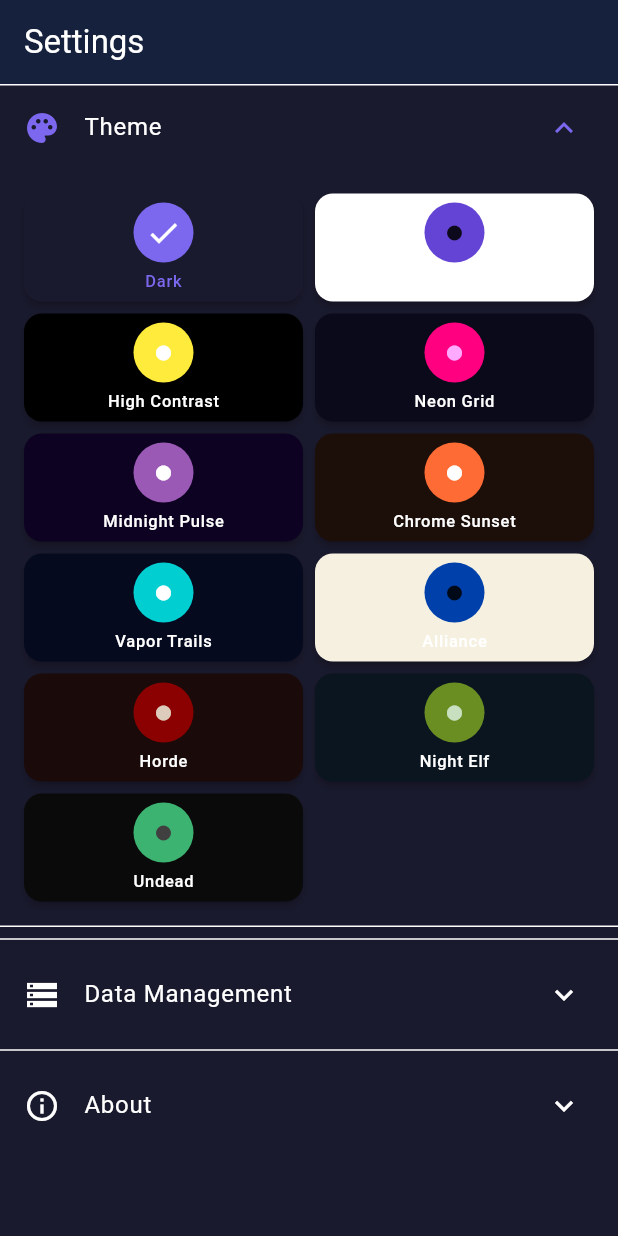
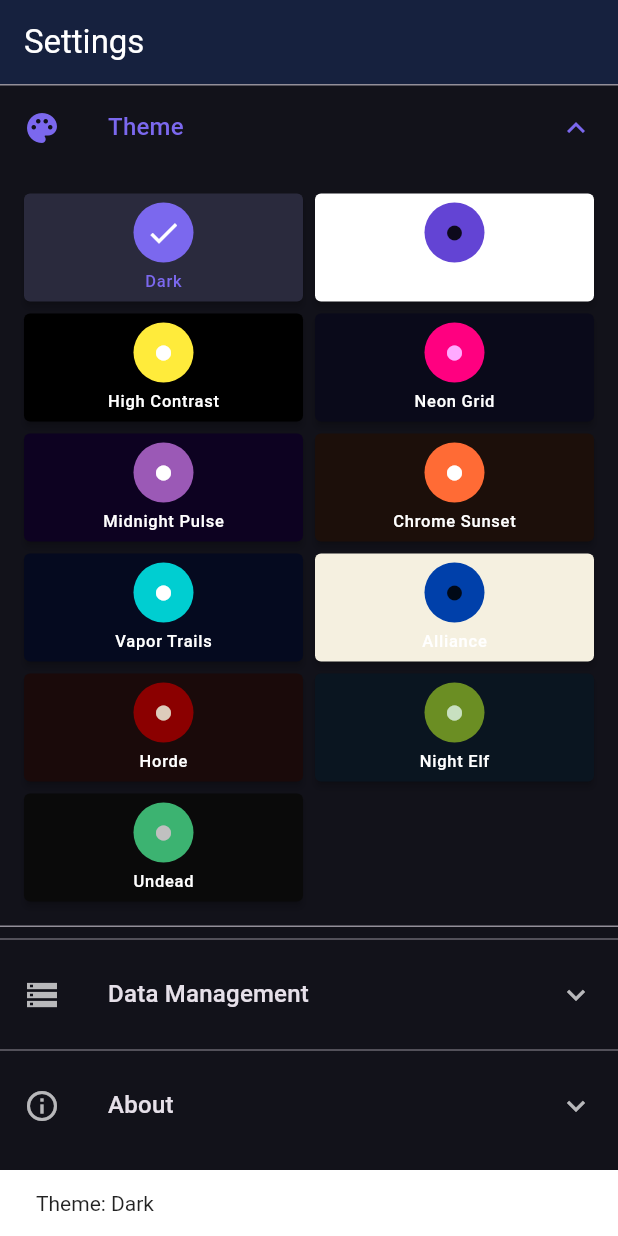
Before and after one commit to synthalorian/open_ascension, a Flutter app: the SettingsScreen screen opened by its route, after a tap on "Theme", after a tap on "Dark", on a phone screen of 412 x 824 dp. Run offline on Flutter 3.47's test engine with Material 3 defaults, Android fonts, the phone set to English and light mode, and no system bars; our stand-ins replace flutter_animate, flutter_riverpod, go_router, shared_preferences; accounts and stored records are empty.

Commit message:
fix: resolve gray screens, theme swapping, add druid, enrich mystic enchants
- Fix theme swapping: use stable mode.name instead of broken mode.toString()
- Fix main.dart: move loadSaved() out of build, use ProviderContainer upfront
- Disables M3 in all themes; explicit scaffoldBackgroundColor, cardTheme.color,
  foregroundColor on every theme so contrast is consistent
- Added 12 rare + 10 epic mystic enchants from Ascension wiki
- Fix trailing } chars in mystic enchant descriptions
- Fix class builder: Build Name field now visible on new builds
- Fix class builder: null-safe card colors with _cardColor helper
- Fix stats tab: health row bug (was showing same value twice)
- Fix talent tree: safe fallback if class ID not found
- Fix gear browser: better empty state message
- Add Druid class with talents, abilities, and baseline stats

```diff
--- a/lib/core/theme/app_theme.dart
+++ b/lib/core/theme/app_theme.dart
@@ -15,9 +15,12 @@
   static const nightElfTheme = AppThemeMode._('Night Elf', 'Mystical greens & purples');
   static const undeadTheme = AppThemeMode._('Undead', 'Dark with sickly green');
 
-  const AppThemeMode._(this.displayName, this.description);
+  const AppThemeMode._(this.displayName, this.description, {String? name}) : name = name ?? displayName;
+  final String name;
   final String displayName;
   final String description;
+
+  static AppThemeMode? fromName(String n) => all.where((m) => m.name == n).firstOrNull;
 
   static const all = <AppThemeMode>[
     dark, light, highContrast,
@@ -29,7 +32,7 @@
 }
 
 extension AppThemeModeX on AppThemeMode {
-  bool get isDark => this != AppThemeMode.light;
+  bool get isDark => this != AppThemeMode.light && this != AppThemeMode.allianceTheme;
   bool get isSynthwave => AppThemeMode._synthwaveThemes.contains(this);
 }
 
@@ -52,70 +55,90 @@
   }
 
   static ThemeData _dark() {
-    return ThemeData(
-      brightness: Brightness.dark,
+    return ThemeData.dark().copyWith(
       colorScheme: const ColorScheme.dark(
         primary: Color(0xFF7B68EE),
+        onPrimary: Colors.white,
         secondary: Color(0xFF00CED1),
+        onSecondary: Colors.black,
         surface: Color(0xFF1A1A2E),
         onSurface: Colors.white,
       ),
+      scaffoldBackgroundColor: const Color(0xFF12121A),
       appBarTheme: const AppBarTheme(
         backgroundColor: Color(0xFF16213E),
         elevation: 0,
+        foregroundColor: Colors.white,
       ),
       cardTheme: CardThemeData(
-        color: const Color(0xFF16213E),
+        color: const Color(0xFF1E1E2E),
         elevation: 2,
       ),
+      useMaterial3: false,
     );
   }
 
   static ThemeData _light() {
-    return ThemeData(
-      brightness: Brightness.light,
+    return ThemeData.light().copyWith(
       colorScheme: const ColorScheme.light(
         primary: Color(0xFF6344D4),
+        onPrimary: Colors.white,
         secondary: Color(0xFF0099CC),
+        onSecondary: Colors.white,
         surface: Colors.white,
         onSurface: Colors.black87,
       ),
-      appBarTheme: const AppBarTheme(elevation: 1),
-      cardTheme: CardThemeData(elevation: 1),
+      scaffoldBackgroundColor: const Color(0xFFF5F5F8),
+      appBarTheme: const AppBarTheme(
+        backgroundColor: Colors.white,
+        foregroundColor: Colors.black87,
+        elevation: 1,
+      ),
+      cardTheme: CardThemeData(
+        color: Colors.white,
+        elevation: 1,
+      ),
+      useMaterial3: false,
     );
   }
 
   static ThemeData _highContrast() {
-    return ThemeData(
-      brightness: Brightness.dark,
+    return ThemeData.dark().copyWith(
       colorScheme: const ColorScheme.dark(
         primary: Colors.yellow,
+        onPrimary: Colors.black,
         secondary: Colors.white,
+        onSecondary: Colors.black,
         surface: Colors.black,
         onSurface: Colors.white,
       ),
-      textTheme: TextTheme(
-        bodyLarge: const TextStyle(fontSize: 18, color: Colors.white),
-        bodyMedium: const TextStyle(fontSize: 16, color: Colors.white70),
-        titleLarge: const TextStyle(fontSize: 28, fontWeight: FontWeight.bold, color: Colors.yellow),
-        titleMedium: const TextStyle(fontSize: 22, fontWeight: FontWeight.bold, color: Colors.yellow),
+      scaffoldBackgroundColor: Colors.black,
+      textTheme: const TextTheme(
+        bodyLarge: TextStyle(fontSize: 18, color: Colors.white),
+        bodyMedium: TextStyle(fontSize: 16, color: Colors.white70),
+        titleLarge: TextStyle(fontSize: 28, fontWeight: FontWeight.bold, color: Colors.yellow),
+        titleMedium: TextStyle(fontSize: 22, fontWeight: FontWeight.bold, color: Colors.yellow),
       ),
-      appBarTheme: const AppBarTheme(backgroundColor: Colors.black),
+      appBarTheme: const AppBarTheme(backgroundColor: Colors.black, foregroundColor: Colors.white),
       cardTheme: CardThemeData(color: const Color(0xFF111111), elevation: 4),
+      useMaterial3: false,
     );
   }
 
   static ThemeData _neonGrid() {
-    return ThemeData(
-      brightness: Brightness.dark,
+    return ThemeData.dark().copyWith(
       colorScheme: const ColorScheme.dark(
         primary: Color(0xFFFF0080),
+        onPrimary: Colors.white,
         secondary: Color(0xFF00FFFF),
+        onSecondary: Colors.black,
         surface: Color(0xFF0A0A1A),
         onSurface: Color(0xFFFFAAFF),
       ),
+      scaffoldBackgroundColor: const Color(0xFF080812),
       appBarTheme: AppBarTheme(
         backgroundColor: const Color(0xFF0A0A1A),
+        foregroundColor: const Color(0xFF00FFFF),
         titleTextStyle: const TextStyle(
           color: Color(0xFFFF0080),
           fontSize: 22,
@@ -136,21 +159,24 @@
         bodyLarge: TextStyle(color: Color(0xFFDDAACC)),
         bodyMedium: TextStyle(color: Color(0xFFAA99BB)),
       ),
-      useMaterial3: true,
+      useMaterial3: false,
     );
   }
 
   static ThemeData _midnightPulse() {
-    return ThemeData(
-      brightness: Brightness.dark,
+    return ThemeData.dark().copyWith(
       colorScheme: const ColorScheme.dark(
         primary: Color(0xFF9B59B6),
+        onPrimary: Colors.white,
         secondary: Color(0xFF8E44AD),
+        onSecondary: Colors.white,
         surface: Color(0xFF0D0221),
         onSurface: Colors.white,
       ),
+      scaffoldBackgroundColor: const Color(0xFF080115),
       appBarTheme: AppBarTheme(
         backgroundColor: const Color(0xFF0D0221),
+        foregroundColor: const Color(0xFFBB66CC),
         titleTextStyle: const TextStyle(
           color: Color(0xFFBB66CC),
           fontSize: 22,
@@ -159,6 +185,7 @@
       ),
       cardTheme: CardThemeData(
         color: const Color(0xFF1A0A30),
+        elevation: 1,
         shape: RoundedRectangleBorder(
           borderRadius: BorderRadius.circular(10),
           side: const BorderSide(color: Color(0xFF9B59B6), width: 0.5),
@@ -168,21 +195,24 @@
         bodyLarge: TextStyle(color: Color(0xFFDDBBEE)),
         bodyMedium: TextStyle(color: Color(0xFFCCAAEE)),
       ),
-      useMaterial3: true,
+      useMaterial3: false,
     );
   }
 
   static ThemeData _chromeSunset() {
-    return ThemeData(
-      brightness: Brightness.dark,
+    return ThemeData.dark().copyWith(
       colorScheme: const ColorScheme.dark(
         primary: Color(0xFFFF6B35),
+        onPrimary: Colors.white,
         secondary: Color(0xFFFFD700),
+        onSecondary: Colors.black,
         surface: Color(0xFF1C0F0A),
         onSurface: Colors.white,
       ),
+      scaffoldBackgroundColor: const Color(0xFF120A06),
       appBarTheme: AppBarTheme(
         backgroundColor: const Color(0xFF1C0F0A),
+        foregroundColor: const Color(0xFFFFD700),
         titleTextStyle: const TextStyle(
           color: Color(0xFFFFD700),
           fontSize: 22,
@@ -191,26 +221,30 @@
       ),
       cardTheme: CardThemeData(
         color: const Color(0xFF2D1B0E),
+        elevation: 1,
         shape: RoundedRectangleBorder(
           borderRadius: BorderRadius.circular(10),
           side: const BorderSide(color: Color(0xFFFF6B35), width: 0.5),
         ),
       ),
-      useMaterial3: true,
+      useMaterial3: false,
     );
   }
 
   static ThemeData _vaporTrails() {
-    return ThemeData(
-      brightness: Brightness.dark,
+    return ThemeData.dark().copyWith(
       colorScheme: const ColorScheme.dark(
         primary: Color(0xFF00CED1),
+        onPrimary: Colors.black,
         secondary: Color(0xFF4169E1),
+        onSecondary: Colors.white,
         surface: Color(0xFF050A1F),
         onSurface: Colors.white,
       ),
+      scaffoldBackgroundColor: const Color(0xFF030614),
       appBarTheme: AppBarTheme(
         backgroundColor: const Color(0xFF050A1F),
+        foregroundColor: const Color(0xFF00CED1),
         titleTextStyle: const TextStyle(
           color: Color(0xFF00CED1),
           fontSize: 22,
@@ -219,100 +253,125 @@
       ),
       cardTheme: CardThemeData(
         color: const Color(0xFF0A1530),
+        elevation: 1,
         shape: RoundedRectangleBorder(
           borderRadius: BorderRadius.circular(10),
           side: const BorderSide(color: Color(0xFF4169E1), width: 0.5),
         ),
       ),
-      useMaterial3: true,
+      useMaterial3: false,
     );
   }
 
   static ThemeData _alliance() {
-    return ThemeData(
-      brightness: Brightness.light,
+    return ThemeData.light().copyWith(
       colorScheme: const ColorScheme.light(
         primary: Color(0xFF0040AA),
+        onPrimary: Colors.white,
         secondary: Color(0xFFFFD700),
+        onSecondary: Colors.black,
         surface: Color(0xFFF5F0E0),
         onSurface: Colors.black87,
       ),
-      appBarTheme: const AppBarTheme(backgroundColor: Color(0xFF0040AA)),
+      scaffoldBackgroundColor: const Color(0xFFEBE5D5),
+      appBarTheme: const AppBarTheme(
+        backgroundColor: Color(0xFF0040AA),
+        foregroundColor: Color(0xFFFFD700),
+      ),
       cardTheme: CardThemeData(
         color: Colors.white,
+        elevation: 1,
         shape: RoundedRectangleBorder(
           borderRadius: BorderRadius.circular(8),
           side: const BorderSide(color: Color(0xFFFFD700), width: 1),
         ),
       ),
-      useMaterial3: true,
+      useMaterial3: false,
     );
   }
 
   static ThemeData _horde() {
-    return ThemeData(
-      brightness: Brightness.dark,
+    return ThemeData.dark().copyWith(
       colorScheme: const ColorScheme.dark(
         primary: Color(0xFF8B0000),
+        onPrimary: Colors.white,
         secondary: Color(0xFF228B22),
+        onSecondary: Colors.white,
         surface: Color(0xFF1A0A0A),
         onSurface: Color(0xFFDDCCBB),
       ),
-      appBarTheme: const AppBarTheme(backgroundColor: Color(0xFF3A0A0A)),
+      scaffoldBackgroundColor: const Color(0xFF120606),
+      appBarTheme: const AppBarTheme(
+        backgroundColor: Color(0xFF3A0A0A),
+        foregroundColor: Color(0xFF8B0000),
+      ),
       cardTheme: CardThemeData(
         color: const Color(0xFF2A1515),
+        elevation: 1,
         shape: RoundedRectangleBorder(
           borderRadius: BorderRadius.circular(6),
           side: const BorderSide(color: Color(0xFF8B0000), width: 1),
         ),
       ),
-      useMaterial3: true,
+      useMaterial3: false,
     );
   }
 
   static ThemeData _nightElf() {
-    return ThemeData(
-      brightness: Brightness.dark,
+    return ThemeData.dark().copyWith(
       colorScheme: const ColorScheme.dark(
         primary: Color(0xFF6B8E23),
+        onPrimary: Colors.white,
         secondary: Color(0xFF8A2BE2),
+        onSecondary: Colors.white,
         surface: Color(0xFF0A1520),
         onSurface: Color(0xFFC8E0C0),
       ),
-      appBarTheme: const AppBarTheme(backgroundColor: Color(0xFF0A2030)),
+      scaffoldBackgroundColor: const Color(0xFF060E15),
+      appBarTheme: const AppBarTheme(
+        backgroundColor: Color(0xFF0A2030),
+        foregroundColor: Color(0xFF6B8E23),
+      ),
       cardTheme: CardThemeData(
         color: const Color(0xFF101A20),
+        elevation: 1,
         shape: RoundedRectangleBorder(
           borderRadius: BorderRadius.circular(12),
           side: const BorderSide(color: Color(0xFF6B8E23), width: 0.5),
         ),
       ),
-      useMaterial3: true,
+      useMaterial3: false,
     );
   }
 
   static ThemeData _undead() {
-    return ThemeData(
-      brightness: Brightness.dark,
+    return ThemeData.dark().copyWith(
       colorScheme: const ColorScheme.dark(
         primary: Color(0xFF3CB371),
+        onPrimary: Colors.black,
         secondary: Color(0xFF696969),
+        onSecondary: Colors.white,
         surface: Color(0xFF0A0A0A),
-        onSurface: Color(0xFF404040),
+        onSurface: Color(0xFFC0C0C0),
       ),
-      appBarTheme: const AppBarTheme(backgroundColor: Color(0xFF1A0A0A)),
+      scaffoldBackgroundColor: const Color(0xFF050505),
+      appBarTheme: const AppBarTheme(
+        backgroundColor: Color(0xFF1A0A0A),
+        foregroundColor: Color(0xFF3CB371),
+      ),
       cardTheme: CardThemeData(
         color: const Color(0xFF151515),
+        elevation: 1,
         shape: RoundedRectangleBorder(
           borderRadius: BorderRadius.circular(4),
           side: const BorderSide(color: Color(0xFF3CB371), width: 0.5),
         ),
       ),
       textTheme: const TextTheme(
-        bodyLarge: TextStyle(color: Color(0xFF707070)),
-        bodyMedium: TextStyle(color: Color(0xFF606060)),
+        bodyLarge: TextStyle(color: Color(0xFFC0C0C0)),
+        bodyMedium: TextStyle(color: Color(0xFFB0B0B0)),
       ),
-      useMaterial3: true,
+      useMaterial3: false,
     );
   }
 }
--- a/lib/core/theme/theme_provider.dart
+++ b/lib/core/theme/theme_provider.dart
@@ -14,10 +14,7 @@
     final prefs = await SharedPreferences.getInstance();
     final savedName = prefs.getString(_key);
     if (savedName != null) {
-      final mode = AppThemeMode.all.firstWhere(
-        (m) => m.toString() == savedName,
-        orElse: () => AppThemeMode.neonGrid,
-      );
+      final mode = AppThemeMode.fromName(savedName) ?? AppThemeMode.neonGrid;
       state = AsyncValue.data(mode);
     }
   }
@@ -25,7 +22,7 @@
   Future<void> setTheme(AppThemeMode mode) async {
     state = AsyncValue.data(mode);
     final prefs = await SharedPreferences.getInstance();
-    await prefs.setString(_key, mode.toString());
+    await prefs.setString(_key, mode.name);
   }
 }
 
--- a/lib/data/models/class.dart
+++ b/lib/data/models/class.dart
@@ -78,6 +78,10 @@
         description: 'Demonic pacts fuel their devastating dark magic.',
         resourceTypes: ['Mana'], weaponTypes: ['Staff', 'Wand'],
         armorTypes: ['Cloth'], specNames: ['Affliction', 'Demonology', 'Destruction']),
+    WarClass(id: 'druid', displayName: 'Druid', colorHex: '#FF7D0A', role: ClassRole.melee,
+        description: 'Shapeshifters who draw power from nature, capable of healing, DPS, and tanking.',
+        resourceTypes: ['Mana', 'Energy', 'Rage'], weaponTypes: ['Staff', 'Fist', 'Mace', 'Dagger'],
+        armorTypes: ['Leather'], specNames: ['Balance', 'Feral', 'Restoration']),
   ];
 
   static const allWarClasses = all;
--- a/lib/data/models/stats.dart
+++ b/lib/data/models/stats.dart
@@ -264,6 +264,7 @@
   'shaman': const PrimaryStats(strength: 70, agility: 60, stamina: 90, intellect: 100, spirit: 70),
   'mage': const PrimaryStats(strength: 25, agility: 30, stamina: 65, intellect: 130, spirit: 65),
   'warlock': const PrimaryStats(strength: 30, agility: 35, stamina: 75, intellect: 115, spirit: 70),
+  'druid': const PrimaryStats(strength: 80, agility: 90, stamina: 100, intellect: 80, spirit: 60),
 };
 
 // Stat distribution points available per class/race combo
--- a/lib/features/class_builder/class_builder_screen.dart
+++ b/lib/features/class_builder/class_builder_screen.dart
@@ -11,6 +11,9 @@
 import '../../data/models/gear_item.dart';
 import '../../data/models/gear_items.dart';
 import '../../data/repositories/app_database.dart';
+
+/// Null-safe card color helper.
+Color _cardColor(ThemeData theme) => theme.cardTheme.color ?? theme.colorScheme.surface;
 
 class ClassBuilderScreen extends ConsumerStatefulWidget {
   final Build? editBuild;
@@ -94,7 +97,7 @@
       ),
       body: Column(
         children: [
-          if (_isEditing) _buildNameField(theme),
+          _buildNameField(theme),
           _buildSelectors(theme),
           Expanded(
             child: TabBarView(
@@ -227,7 +230,7 @@
               return Card(
                 color: selected
                     ? _specColor.withValues(alpha: 0.3)
-                    : theme.cardTheme.color,
+                    : _cardColor(theme),
                 child: ListTile(
                   title: Text(a.name,
                       style: const TextStyle(fontWeight: FontWeight.bold)),
@@ -294,7 +297,7 @@
                 ...tierTalents.map((t) {
                   final selected = _selectedTalents.contains(t.id);
                   return Card(
-                    color: selected ? _specColor : theme.cardTheme.color,
+                    color: selected ? _specColor : _cardColor(theme),
                     child: ListTile(
                       title: Text(t.name,
                           style: const TextStyle(fontWeight: FontWeight.bold)),
@@ -379,7 +382,7 @@
               return Card(
                 color: isSelected
                     ? tierColor.withValues(alpha: 0.3)
-                    : theme.cardTheme.color,
+                    : _cardColor(theme),
                 child: ListTile(
                   leading: CircleAvatar(
                     backgroundColor: tierColor.withValues(alpha: 0.3),
@@ -456,7 +459,7 @@
         Container(
           padding: const EdgeInsets.symmetric(horizontal: 16, vertical: 8),
           decoration: BoxDecoration(
-            color: theme.colorScheme.surfaceContainerHighest.withValues(alpha: 0.5),
+            color: theme.colorScheme.surfaceVariant.withValues(alpha: 0.5),
             border: Border(bottom: BorderSide(color: theme.dividerColor)),
           ),
           child: Column(
@@ -656,7 +659,7 @@
         _buildStatRow('Spirit', classStats.spirit.toString(), 'Increases mana regeneration.', theme),
         const SizedBox(height: 8),
         _buildStatHeader('SURVIVAL', theme),
-        _buildStatRow('Health', secondary.health.toString(), '${secondary.health}/$secondary.health maximum HP.', theme),
+        _buildStatRow('Health', '${secondary.health}', '${secondary.health} maximum HP.', theme),
         _buildStatRow('Health Regen', '', 'Automatic HP recovery (based on Spirit & race).', theme),
         _buildStatRow('Armor', secondary.armor.toString(), 'Reduces physical damage taken.', theme),
         _buildStatRow('Dodge', '${secondary.dodgePercent}%', 'Chance to dodge melee attacks.', theme),
--- a/lib/features/gear/gear_browser_screen.dart
+++ b/lib/features/gear/gear_browser_screen.dart
@@ -191,7 +191,14 @@
           // List
           Expanded(
             child: _filtered.isEmpty
-                ? const Center(child: Text('No gear matches your filters'))
+                ? Center(child: Column(mainAxisAlignment: MainAxisAlignment.center, children: [
+              Icon(Icons.inventory_2_outlined, size: 48, color: Theme.of(context).hintColor),
+              const SizedBox(height: 16),
+              const Text('No gear matches your filters'),
+              const SizedBox(height: 8),
+              Text('Try adjusting your search or filters',
+                  style: Theme.of(context).textTheme.bodySmall),
+            ]))
                 : ListView.builder(
                     padding: const EdgeInsets.all(12),
                     itemCount: _filtered.length,
--- a/lib/features/settings/settings_screen.dart
+++ b/lib/features/settings/settings_screen.dart
@@ -44,7 +44,13 @@
                       return Card(
                         color: colors.colorScheme.surface,
                         child: InkWell(
-                          onTap: () => ref.read(themeProvider.notifier).setTheme(t),
+                          onTap: () {
+                            ref.read(themeProvider.notifier).setTheme(t);
+                            ScaffoldMessenger.of(context).hideCurrentSnackBar();
+                            ScaffoldMessenger.of(context).showSnackBar(
+                              SnackBar(content: Text('Theme: ${t.displayName}'), duration: const Duration(seconds: 1)),
+                            );
+                          },
                           child: Column(
                             mainAxisAlignment: MainAxisAlignment.center,
                             children: [
--- a/lib/features/talent_tree/talent_tree_screen.dart
+++ b/lib/features/talent_tree/talent_tree_screen.dart
@@ -24,7 +24,7 @@
   @override
   void initState() {
     super.initState();
-    _cls = WarClass.findById(widget.classId)!;
+    _cls = WarClass.findById(widget.classId) ?? WarClass.all.first;
     _tabController = TabController(length: _cls.specNames.length, vsync: this);
     _tabController.addListener(_onSpecTabChanged);
   }
--- a/lib/main.dart
+++ b/lib/main.dart
@@ -8,6 +8,11 @@
 Future<void> main() async {
   WidgetsFlutterBinding.ensureInitialized();
   await AppDatabase.init();
+
+  final container = ProviderContainer();
+
+  // Load saved theme before the app is built
+  await container.read(themeProvider.notifier).loadSaved();
 
   runApp(
     ProviderScope(
@@ -34,18 +39,12 @@
           body: Center(child: Icon(Icons.error_outline)),
         ),
       ),
-      data: (mode) {
-        // Load saved theme on startup
-        final provider = ref.read(themeProvider.notifier);
-        provider.loadSaved();
-
-        return MaterialApp.router(
-          title: 'Open Ascension',
-          debugShowCheckedModeBanner: false,
-          theme: AppTheme.getTheme(mode),
-          routerConfig: appRouter,
-        );
-      },
+      data: (mode) => MaterialApp.router(
+        title: 'Open Ascension',
+        debugShowCheckedModeBanner: false,
+        theme: AppTheme.getTheme(mode),
+        routerConfig: appRouter,
+      ),
     );
   }
 }
```
Also changed, not shown: lib/data/models/ability.dart (+23 -0 lines), lib/data/models/mystic_enchant.dart (+73 -4 lines), lib/data/models/talent.dart (+37 -1 lines).
